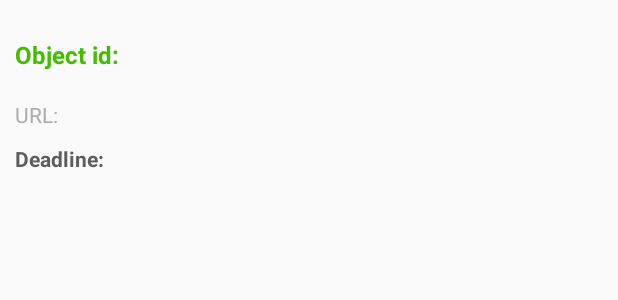
After one commit to caladbolgII/Sender, an Android app: the layout activity_video_item.xml on its own in the app's theme, with its tools: preview values and no code run, on a phone screen of 412 x 824 dp. The commit adds this screen. Shown: the top 300 px of the screen. Run offline under Robolectric (Android 15) with nearby library versions, the phone set to English and light mode, and no system bars.

Commit message:
Video Queue Custom List without Thumbnails
-parses video queue json and lists

```diff
--- a/app/build.gradle
+++ b/app/build.gradle
@@ -6,7 +6,7 @@ android {
 
     defaultConfig {
         applicationId "cast.ucl.sender"
-        minSdkVersion 17
+        minSdkVersion 11
         targetSdkVersion 21
         versionCode 1
         versionName "1.0"
@@ -40,4 +40,5 @@ dependencies {
     compile files('libs/dropbox-android-sdk-1.6.3.jar')
     compile files('libs/json_simple-1.1.jar')
     compile 'com.nhaarman.supertooltips:library:3.0.+'
+    compile 'com.koushikdutta.ion:ion:2.+'
 }
--- a/app/src/main/AndroidManifest.xml
+++ b/app/src/main/AndroidManifest.xml
@@ -2,7 +2,7 @@
 <manifest xmlns:android="http://schemas.android.com/apk/res/android"
     package="cast.ucl.sender" >
 
-    <uses-sdk android:minSdkVersion="19" />
+    <uses-sdk android:minSdkVersion="11" />
     <uses-permission android:name="android.permission.INTERNET" />
     <uses-permission android:name="android.permission.ACCESS_NETWORK_STATE" />
     <uses-permission android:name="android.permission.WRITE_EXTERNAL_STORAGE" />
--- a/app/src/main/res/layout/actionbar.xml
+++ b/app/src/main/res/layout/actionbar.xml
@@ -20,11 +20,11 @@
     <Button
         android:layout_width="48dp"
         android:layout_height="48dp"
-        android:drawableTop="@drawable/edit2"
+        android:drawableTop="@drawable/synclist"
         android:background="@android:color/transparent"
         android:textColor="#FFFFFF"
         android:id="@+id/edit"
-        android:text="EDIT"
+        android:text="SYNC"
         android:textSize="12sp"
         android:textStyle="bold"
         android:layout_gravity="right"
--- /dev/null
+++ b/app/src/main/res/layout/activity_video_item.xml
@@ -0,0 +1,50 @@
+<?xml version="1.0" encoding="utf-8"?>
+<LinearLayout xmlns:android="http://schemas.android.com/apk/res/android"
+    android:layout_width="fill_parent"
+    android:layout_height="wrap_content"
+    android:orientation="vertical"
+    android:padding="10dp"
+    android:paddingLeft="10dp"
+    android:paddingRight="10dp" >
+
+    <!-- Name Label -->
+
+    <TextView
+        android:id="@+id/item_id"
+        android:layout_width="fill_parent"
+        android:layout_height="wrap_content"
+        android:paddingBottom="2dip"
+        android:paddingTop="6dip"
+        android:textColor="#43bd00"
+        android:text="Object id: "
+        android:layout_gravity="fill"
+        android:textSize="16sp"
+        android:textStyle="bold"
+        android:elegantTextHeight="true"
+        android:gravity="fill"
+        android:lines="2" />
+
+    <!-- Email label -->
+    <TextView
+        android:id="@+id/vid_url"
+        android:layout_width="fill_parent"
+        android:layout_height="wrap_content"
+        android:layout_gravity="fill"
+        android:text="URL: "
+        android:paddingBottom="2dip"
+        android:textColor="#acacac"
+        android:gravity="fill"
+        android:lines="2" />
+
+    <!-- Mobile number label -->
+    <TextView
+        android:id="@+id/item_timeout"
+        android:layout_width="wrap_content"
+        android:layout_height="wrap_content"
+        android:gravity="left|fill"
+        android:text="Deadline: "
+        android:textColor="#5d5d5d"
+        android:layout_gravity="fill"
+        android:textStyle="bold" />
+
+</LinearLayout>
```
Also changed, not shown: app/src/main/java/cast/ucl/sender/Constants.java (+7 -5 lines), app/src/main/java/cast/ucl/sender/QueueEdit.java (+123 -13 lines), app/src/main/java/cast/ucl/sender/VideoJSONParser.java (added, +82 -0 lines), app/src/main/res/layout/activity_vidcast.xml (+1 -15 lines), app/src/main/res/values/strings.xml (+29 -1 lines), app/src/main/res/drawable/sync.png (added), app/src/main/res/drawable/synclist.png (added), 1 other file.
